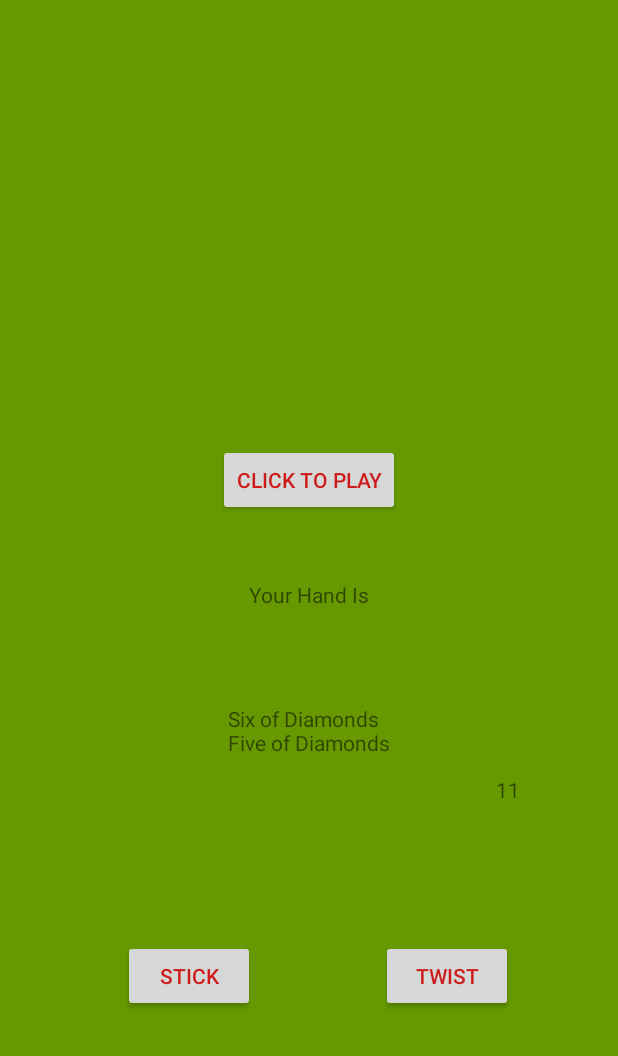
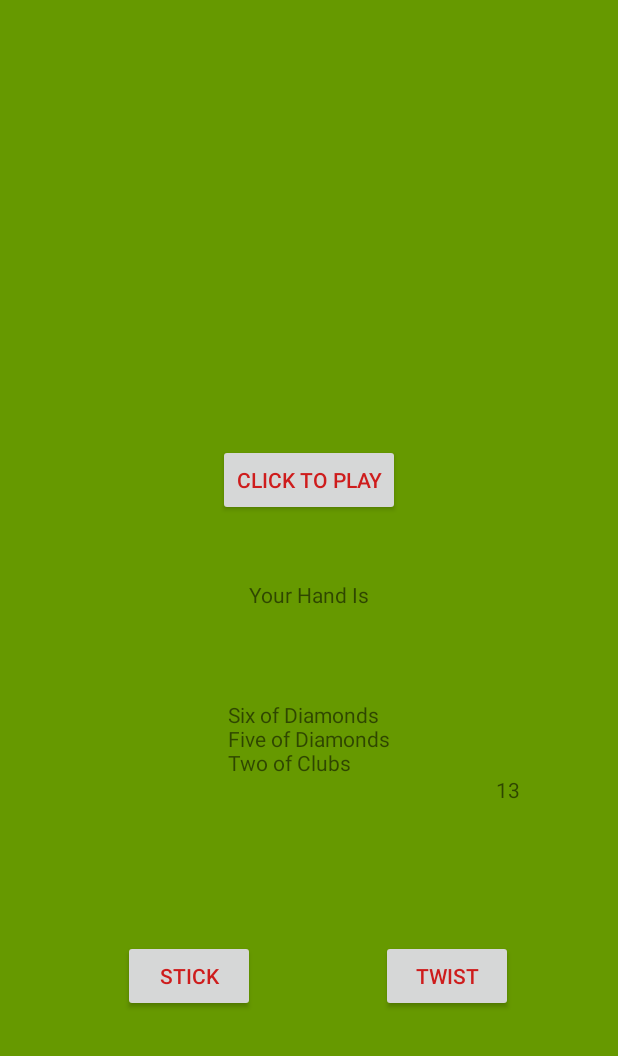
Before and after one commit to alistairkane92/BlackJack, an Android app: the GameActivity screen opened directly, with no data from a screen before it, after a tap on "TWIST", on a phone screen of 412 x 824 dp, the part 180-1236 px from its top. Run offline under Robolectric (Android 15) with nearby library versions, the phone set to English and light mode, and no system bars; 1 other tap on this screen came first.

Commit message:
resets hand values and empties hand each turn

```diff
--- a/BlackJackProject/app/src/main/java/com/example/user/blackjackproject/Dealer.java
+++ b/BlackJackProject/app/src/main/java/com/example/user/blackjackproject/Dealer.java
@@ -29,8 +29,8 @@ public class Dealer extends Player implements Participant {
         }
     }
 
-    public boolean checkShouldTwist(int hand) {
-        return hand < 16;
+    public boolean checkShouldTwist(int handValue) {
+        return handValue < 16;
     }
 
 }
--- a/BlackJackProject/app/src/main/java/com/example/user/blackjackproject/Game.java
+++ b/BlackJackProject/app/src/main/java/com/example/user/blackjackproject/Game.java
@@ -12,14 +12,15 @@ public class Game {
     private Deck deck;
     private Dealer dealer;
     private ArrayList<Participant> players;
+    private Player player;
 
     public Game(Deck deck) {
         this.deck = deck;
         this.dealer = new Dealer("Dealer");
         this.players = new ArrayList<>();
 
-
-        players.add(new Player("Player 1"));
+        player = new Player("Player 1");
+        players.add(player);
         players.add(dealer);
 
     }
@@ -29,6 +30,11 @@ public class Game {
     }
 
     public void deal(){
+        dealer.returnCards();
+        dealer.resetHandValue();
+        player.resetHandValue();
+        player.returnCards();
+
         dealer.startDealing(this.players, this.deck);
     }
 
@@ -49,14 +55,21 @@ public class Game {
     }
 
     public void stick(){
-        players.get(0).setStickOrTwist("f");
         //employs dealer logic and continues
         dealerMove();
     }
 
     public void twist(){
-        players.get(0).setStickOrTwist("t");
         //deals player another card and display new result
+        dealer.dealCard(players.get(0), deck);
+    }
+
+    public String displayBust(){
+        if (players.get(0).getHand().checkBust()){
+            return "You're BUST!";
+        } else {
+            return " ";
+        }
     }
 
     public void stickOrTwistAction() {
@@ -84,7 +97,6 @@ public class Game {
     }
 
 
-
     public String checkWinner(ArrayList<Participant> players) {
         Participant player1 = players.get(0);
         Participant player2 = players.get(1);
--- a/BlackJackProject/app/src/main/java/com/example/user/blackjackproject/GameActivity.java
+++ b/BlackJackProject/app/src/main/java/com/example/user/blackjackproject/GameActivity.java
@@ -16,6 +16,7 @@ public class GameActivity extends AppCompatActivity {
     TextView dealerHandTv;
     TextView dealerHandValueTv;
     TextView showWinnerTv;
+    TextView checkBustTv;
 
     @Override
     protected void onCreate(Bundle savedInstanceState) {
@@ -30,6 +31,7 @@ public class GameActivity extends AppCompatActivity {
         dealerHandTv = (TextView) findViewById(R.id.dealerHandDisplayTv);
         dealerHandValueTv = (TextView) findViewById(R.id.dealerHandValueTv);
         showWinnerTv = (TextView) findViewById(R.id.showWinnerTv);
+        checkBustTv = (TextView) findViewById(R.id.checkBustTv);
     }
 
     //steps of Game
@@ -62,6 +64,10 @@ public class GameActivity extends AppCompatActivity {
 
     public void twist(View view) {
         newGame.twist();
+        handDisplayTv.setText(newGame.showUserHand());
+        handValueTv.setText(newGame.showUserHandValue().toString());
+        checkBustTv.setText(newGame.displayBust());
+
         //deals new card and displays new result
     }
 }
--- a/BlackJackProject/app/src/main/res/layout/activity_game_activity.xml
+++ b/BlackJackProject/app/src/main/res/layout/activity_game_activity.xml
@@ -142,4 +142,20 @@
         android:layout_marginBottom="8dp"
         app:layout_constraintBottom_toTopOf="@+id/playBtn" />
 
+    <TextView
+        android:id="@+id/checkBustTv"
+        android:layout_width="wrap_content"
+        android:layout_height="wrap_content"
+        android:layout_marginBottom="8dp"
+        android:layout_marginLeft="8dp"
+        android:layout_marginRight="8dp"
+        android:layout_marginTop="8dp"
+        app:layout_constraintBottom_toTopOf="@+id/twistBtn"
+        app:layout_constraintHorizontal_bias="0.177"
+        app:layout_constraintLeft_toRightOf="@+id/handDisplayTv"
+        app:layout_constraintRight_toRightOf="parent"
+        app:layout_constraintTop_toBottomOf="@+id/handValueTv"
+        app:layout_constraintVertical_bias="0.0"
+        tools:text="checkBust" />
+
 </android.support.constraint.ConstraintLayout>
```
Also changed, not shown: BlackJackProject/app/src/main/java/com/example/user/blackjackproject/Hand.java (+12 -0 lines), BlackJackProject/app/src/main/java/com/example/user/blackjackproject/Player.java (+10 -0 lines).
